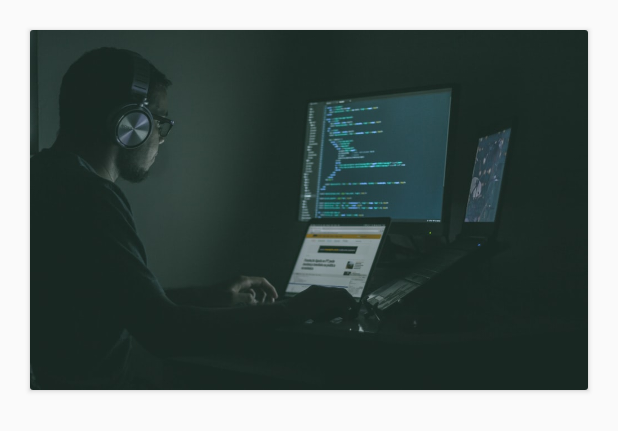
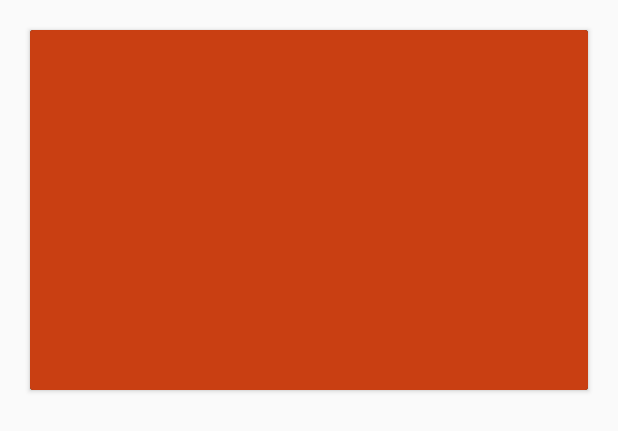
Before and after one commit to mavenium/User.Profile.Card, an Android app: the layout layout_user_profile.xml on its own in the app's theme, with its tools: preview values and no code run, on a phone screen of 412 x 824 dp. Shown: the top 431 px of the screen. Run offline under Robolectric (Android 15) with nearby library versions, the phone set to English and light mode, and no system bars.

Commit message:
Add RelativeLayout To Reveal Layout

```diff
--- a/app/src/main/res/layout/layout_user_profile.xml
+++ b/app/src/main/res/layout/layout_user_profile.xml
@@ -21,6 +21,14 @@
                 android:layout_gravity="center"
                 app:srcCompat="@drawable/cover"/>
 
+            <RelativeLayout
+                android:id="@+id/layout_user_profile_reveal_relativeLayout"
+                android:layout_width="match_parent"
+                android:layout_height="match_parent"
+                android:background="#C93F12">
+
+            </RelativeLayout>
+
 
         </FrameLayout>
 
```
